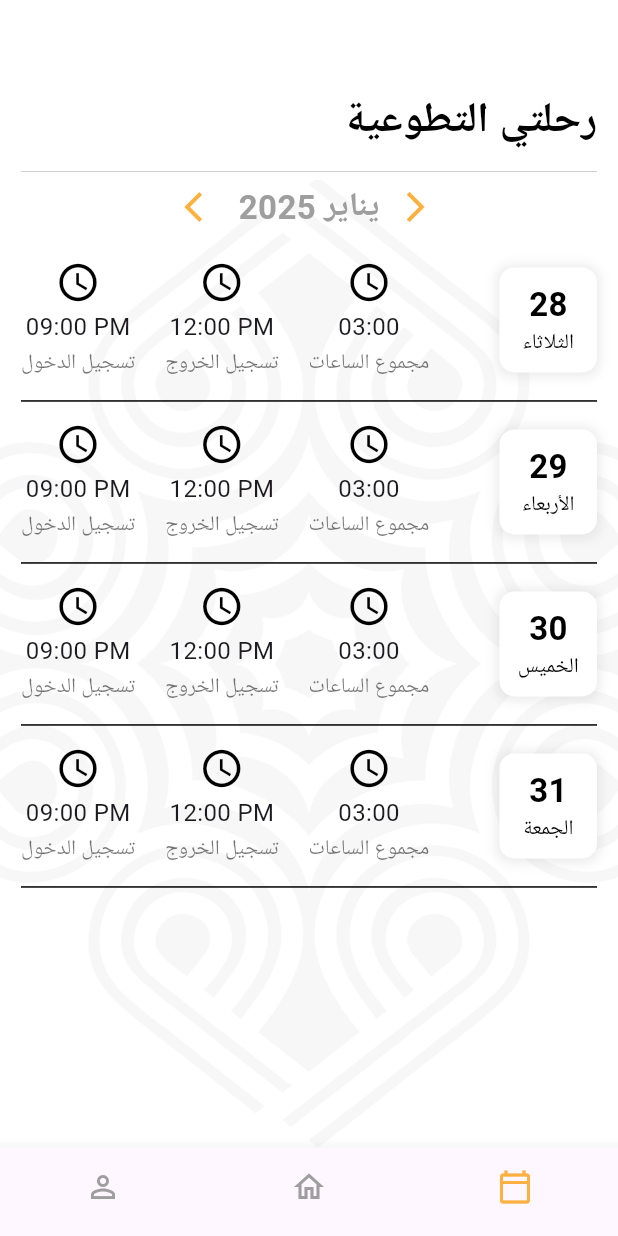
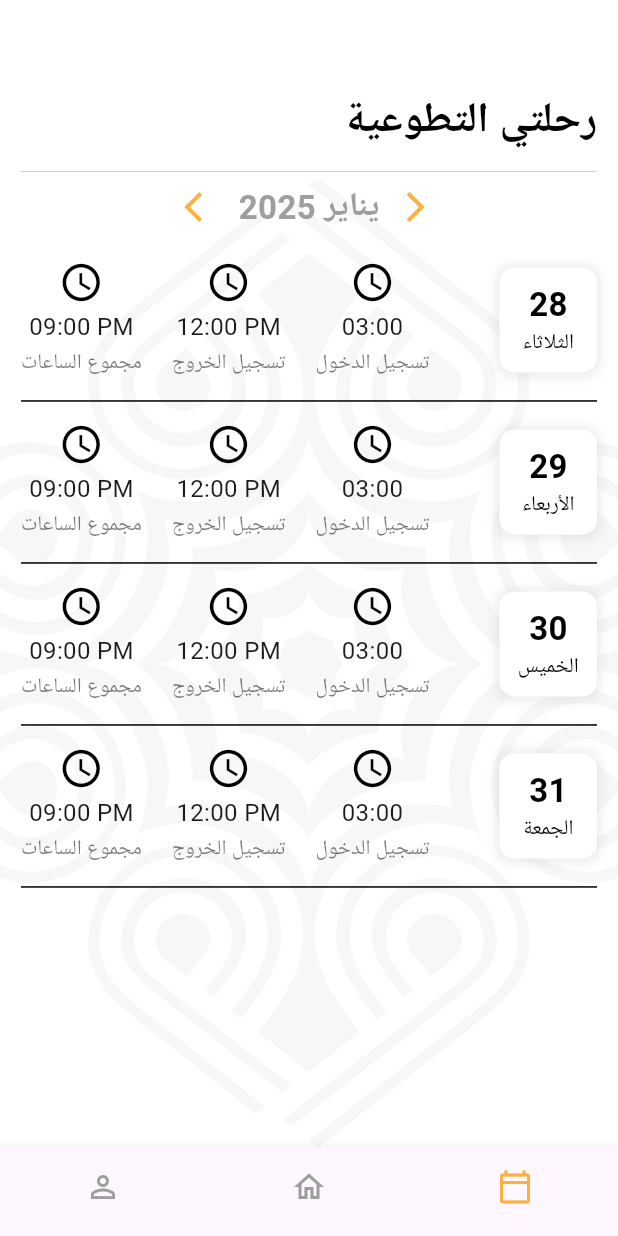
Before and after one commit to amanialosaimi/e7twaa-application, a Flutter app: the VolunteerJourneyScreen screen opened directly, on a phone screen of 412 x 824 dp. Run offline on Flutter 3.47's test engine with Material 3 defaults, Android fonts, the light colour scheme and no system bars.

Commit message:
Update Volunteer_Journey.dart

```diff
--- a/Frontend/application/lib/screens/Volunteer_Journey.dart
+++ b/Frontend/application/lib/screens/Volunteer_Journey.dart
@@ -213,11 +213,11 @@ class _VolunteerJourneyScreenState extends State<VolunteerJourneyScreen> {
         children: [
            Row(
             children: [
-              _buildStatItem(Icons.access_time_outlined, checkIn, 'تسجيل الدخول', Colors.black),
+              _buildStatItem(Icons.access_time_outlined, checkIn, 'مجموع الساعات', Colors.black),
               const SizedBox(width: 20),
               _buildStatItem(Icons.access_time_outlined, checkOut, 'تسجيل الخروج', Colors.black),
               const SizedBox(width: 20),
-              _buildStatItem(Icons.access_time_outlined, totalHours, 'مجموع الساعات', Colors.black),
+              _buildStatItem(Icons.access_time_outlined, totalHours, 'تسجيل الدخول', Colors.black),
             ],
           ),
            Container(
```
